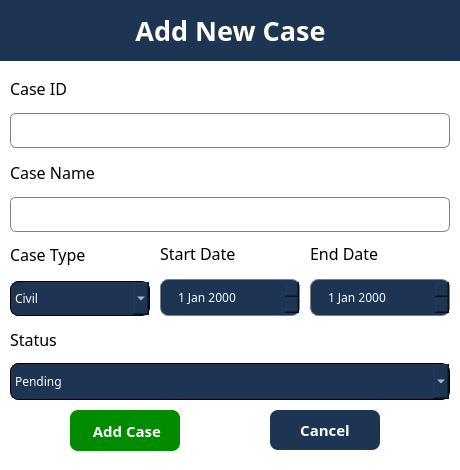
Above: ui/addCase.ui from jhnabuel/Law-Information-System before the change. Below: the same form after it.
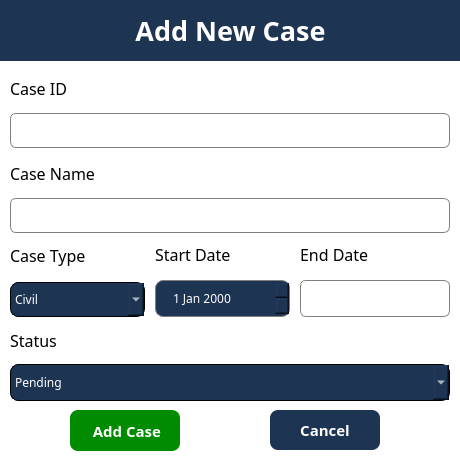
That is the form after the change.

The edit to the form file:
```diff
--- a/ui/addCase.ui
+++ b/ui/addCase.ui
@@ -161,7 +161,7 @@
      <x>10</x>
      <y>70</y>
      <width>440</width>
-     <height>330</height>
+     <height>331</height>
     </rect>
    </property>
    <layout class="QVBoxLayout" name="verticalLayout_7">
@@ -340,12 +340,27 @@
           </property>
          </widget>
         </item>
-        <item>
-         <widget class="QDateEdit" name="endDate">
-          <property name="font">
-           <font>
-            <family>Poppins</family>
-           </font>
+        <item alignment="Qt::AlignLeft">
+         <widget class="QLineEdit" name="endDate">
+          <property name="minimumSize">
+           <size>
+            <width>150</width>
+            <height>35</height>
+           </size>
+          </property>
+          <property name="maximumSize">
+           <size>
+            <width>135</width>
+            <height>16777215</height>
+           </size>
+          </property>
+          <property name="styleSheet">
+           <string notr="true">#endDate{
+	width: 50px;
+}</string>
+          </property>
+          <property name="text">
+           <string/>
           </property>
          </widget>
         </item>
```
